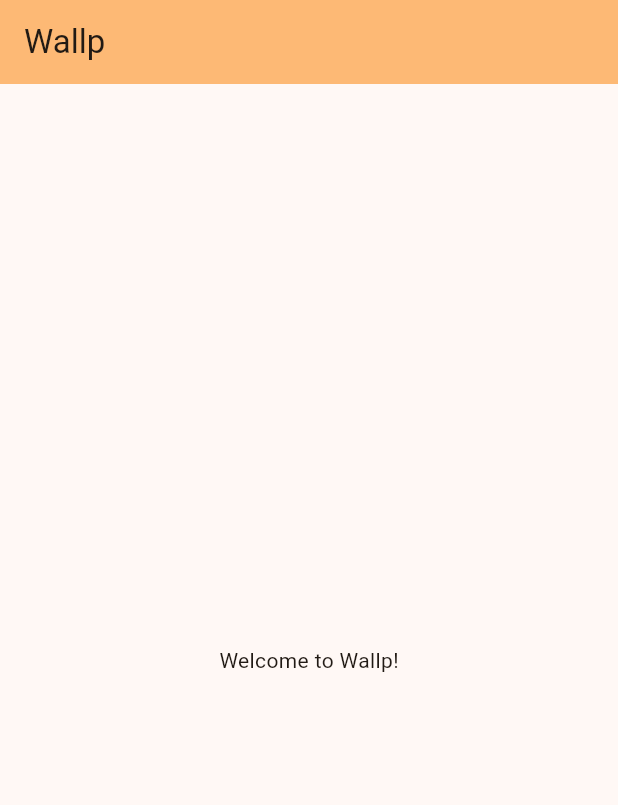
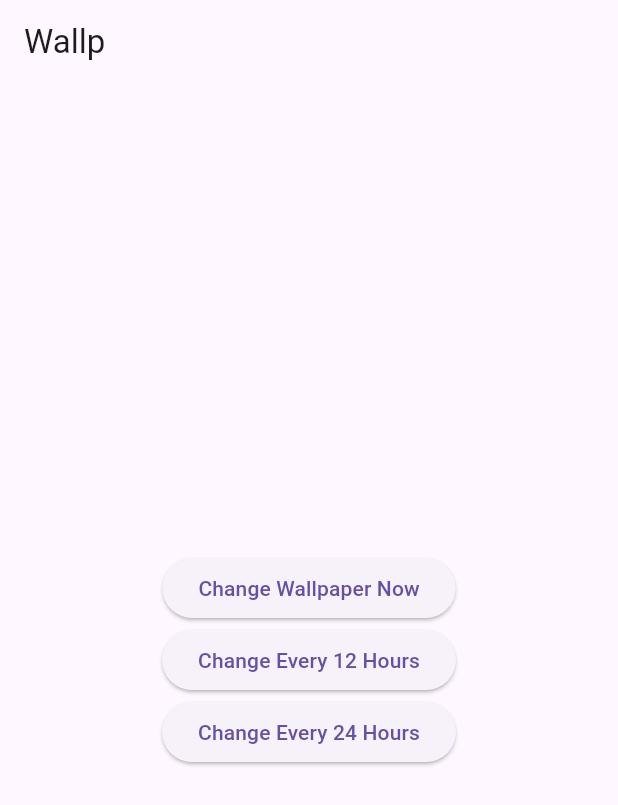
Before and after one commit to dubeyanant/wallp, a Flutter app: the screen it shows after launch, on a phone screen of 412 x 824 dp. Shown: the top 805 px of the screen. Run offline on Flutter 3.47's test engine with Material 3 defaults, Android fonts, the light colour scheme and no system bars; missing offline and left inert: flutter_wallpaper_manager, workmanager.

Commit message:
feat: add wallpaper service

```diff
--- a/lib/main.dart
+++ b/lib/main.dart
@@ -1,6 +1,13 @@
 import 'package:flutter/material.dart';
 
-void main() => runApp(const MyApp());
+import 'screens/home_screen.dart';
+import 'services/scheduling_service.dart';
+
+void main() {
+  WidgetsFlutterBinding.ensureInitialized();
+  initializeWorkManager();
+  runApp(const MyApp());
+}
 
 class MyApp extends StatelessWidget {
   const MyApp({super.key});
@@ -9,30 +16,8 @@ class MyApp extends StatelessWidget {
   Widget build(BuildContext context) {
     return MaterialApp(
       title: 'Wallp',
-      theme: ThemeData(
-        colorScheme: ColorScheme.fromSeed(seedColor: Colors.orange),
-        useMaterial3: true,
-      ),
-      home: const HomePage(),
+      theme: ThemeData(primarySwatch: Colors.blue),
+      home: const HomeScreen(),
     );
   }
 }
-
-class HomePage extends StatelessWidget {
-  const HomePage({super.key});
-
-  @override
-  Widget build(BuildContext context) {
-    return Scaffold(
-      appBar: AppBar(
-        backgroundColor: Theme.of(context).colorScheme.inversePrimary,
-        title: const Text('Wallp'),
-      ),
-      body: const Center(
-        child: Text(
-          'Welcome to Wallp!',
-        ),
-      ),
-    );
-  }
-}
--- /dev/null
+++ b/lib/screens/home_screen.dart
@@ -0,0 +1,34 @@
+import 'package:flutter/material.dart';
+
+import 'package:wallp/services/wallpaper_service.dart';
+import 'package:wallp/services/scheduling_service.dart';
+
+class HomeScreen extends StatelessWidget {
+  const HomeScreen({super.key});
+
+  @override
+  Widget build(BuildContext context) {
+    return Scaffold(
+      appBar: AppBar(title: const Text('Wallp')),
+      body: Center(
+        child: Column(
+          mainAxisAlignment: MainAxisAlignment.center,
+          children: [
+            ElevatedButton(
+              onPressed: () async => await generateAndSetWallpaper(),
+              child: const Text('Change Wallpaper Now'),
+            ),
+            ElevatedButton(
+              onPressed: () => scheduleWallpaperChange(12),
+              child: const Text('Change Every 12 Hours'),
+            ),
+            ElevatedButton(
+              onPressed: () => scheduleWallpaperChange(24),
+              child: const Text('Change Every 24 Hours'),
+            ),
+          ],
+        ),
+      ),
+    );
+  }
+}
```
Also changed, not shown: lib/services/scheduling_service.dart (added, +24 -0 lines), lib/services/wallpaper_service.dart (added, +81 -0 lines), pubspec.yaml (+5 -4 lines), pubspec.lock, 2 other files.
